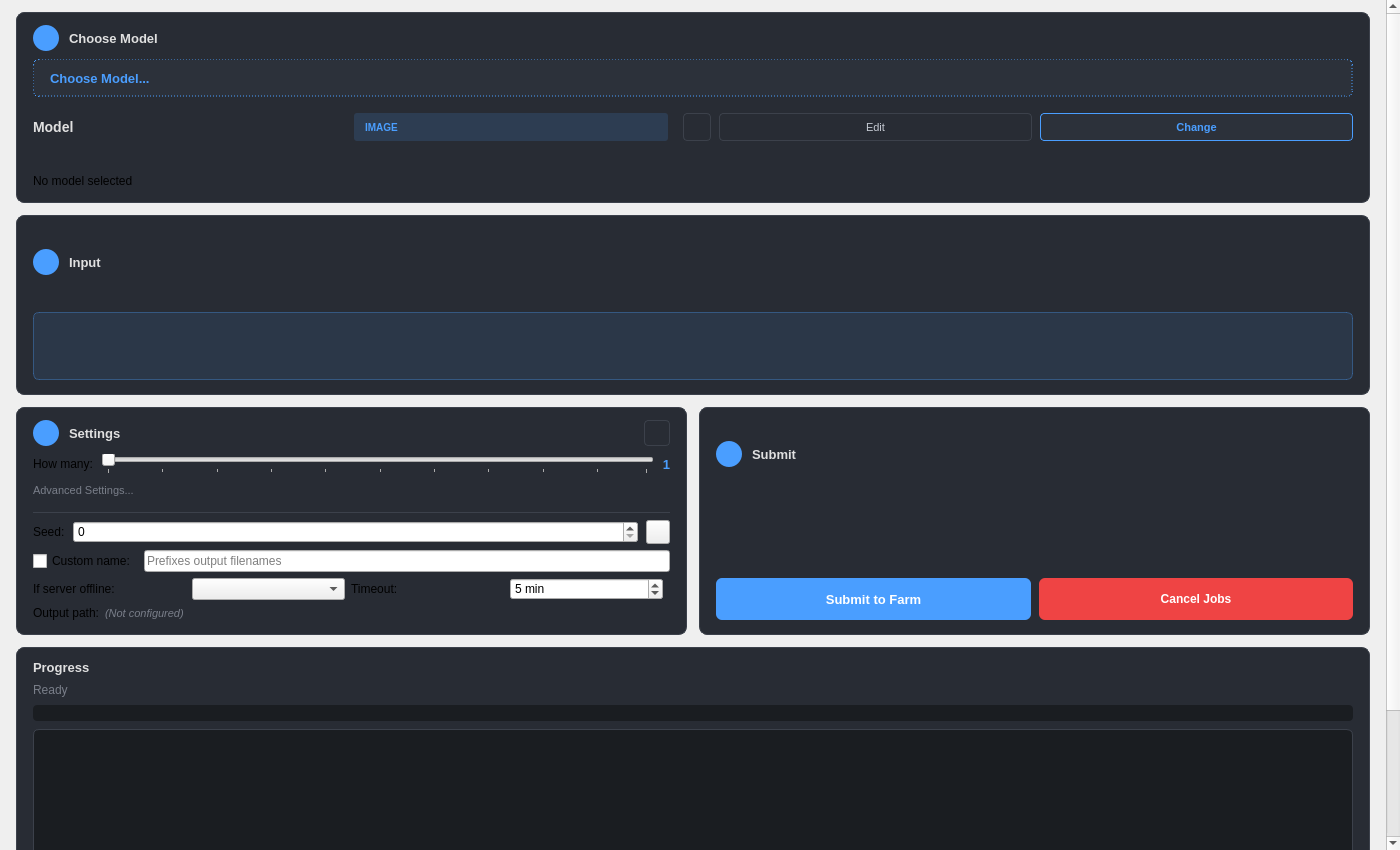
Qt form resources/ui/tabs/comfyui.ui (cpt-cabbage/luma_tools) before a commit.
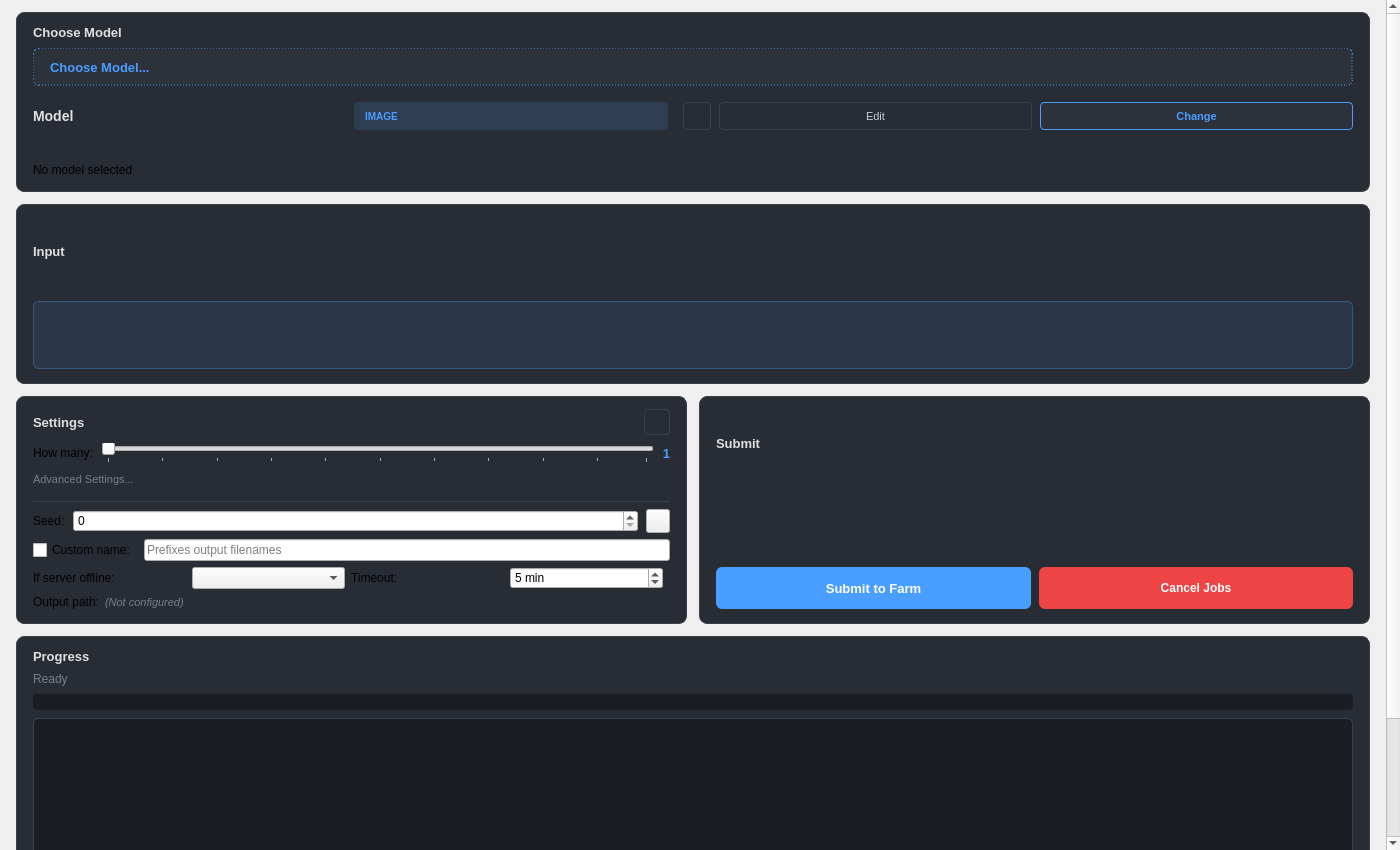
The same form after that commit.

What changed in the file:
```diff
--- a/resources/ui/tabs/comfyui.ui
+++ b/resources/ui/tabs/comfyui.ui
@@ -55,6 +55,12 @@
        <!-- ===== STEP 1: CHOOSE MODEL ===== -->
        <item>
         <widget class="QFrame" name="comfyuiModelFrame">
+         <property name="sizePolicy">
+          <sizepolicy hsizetype="Expanding" vsizetype="Expanding">
+           <horstretch>0</horstretch>
+           <verstretch>1</verstretch>
+          </sizepolicy>
+         </property>
          <property name="styleSheet">
           <string notr="true">
             QFrame#comfyuiModelFrame {
@@ -87,32 +93,6 @@
             <property name="spacing">
              <number>10</number>
             </property>
-            <item>
-             <widget class="QLabel" name="modelStepBadge">
-              <property name="text">
-               <string></string>
-              </property>
-              <property name="minimumSize">
-               <size><width>26</width><height>26</height></size>
-              </property>
-              <property name="maximumSize">
-               <size><width>26</width><height>26</height></size>
-              </property>
-              <property name="alignment">
-               <set>Qt::AlignCenter</set>
-              </property>
-              <property name="styleSheet">
-               <string notr="true">
-                 background-color: #4a9eff;
-                 color: white;
-                 font-weight: bold;
-                 font-size: 12px;
-                 border-radius: 13px;
-                 padding: 0px;
-               </string>
-              </property>
-             </widget>
-            </item>
             <item>
              <widget class="QLabel" name="modelStepTitle">
               <property name="text">
@@ -406,32 +386,6 @@
             <property name="spacing">
              <number>10</number>
             </property>
-            <item>
-             <widget class="QLabel" name="inputStepBadge">
-              <property name="text">
-               <string></string>
-              </property>
-              <property name="minimumSize">
-               <size><width>26</width><height>26</height></size>
-              </property>
-              <property name="maximumSize">
-               <size><width>26</width><height>26</height></size>
-              </property>
-              <property name="alignment">
-               <set>Qt::AlignCenter</set>
-              </property>
-              <property name="styleSheet">
-               <string notr="true">
-                 background-color: #4a9eff;
-                 color: white;
-                 font-weight: bold;
-                 font-size: 12px;
-                 border-radius: 13px;
-                 padding: 0px;
-               </string>
-              </property>
-             </widget>
-            </item>
             <item>
              <widget class="QLabel" name="inputStepTitle">
               <property name="text">
@@ -582,32 +536,6 @@
               <property name="spacing">
                <number>10</number>
               </property>
-              <item>
-               <widget class="QLabel" name="settingsStepBadge">
-                <property name="text">
-                 <string></string>
-                </property>
-                <property name="minimumSize">
-                 <size><width>26</width><height>26</height></size>
-                </property>
-                <property name="maximumSize">
-                 <size><width>26</width><height>26</height></size>
-                </property>
-                <property name="alignment">
-                 <set>Qt::AlignCenter</set>
-                </property>
-                <property name="styleSheet">
-                 <string notr="true">
-                   background-color: #4a9eff;
-                   color: white;
-                   font-weight: bold;
-                   font-size: 12px;
-                   border-radius: 13px;
-                   padding: 0px;
-                 </string>
-                </property>
-               </widget>
-              </item>
               <item>
                <widget class="QLabel" name="settingsStepTitle">
                 <property name="text">
@@ -990,32 +918,6 @@
               <property name="spacing">
                <number>10</number>
               </property>
-              <item>
-               <widget class="QLabel" name="submitStepBadge">
-                <property name="text">
-                 <string></string>
-                </property>
-                <property name="minimumSize">
-                 <size><width>26</width><height>26</height></size>
-                </property>
-                <property name="maximumSize">
-                 <size><width>26</width><height>26</height></size>
-                </property>
-                <property name="alignment">
-                 <set>Qt::AlignCenter</set>
-                </property>
-                <property name="styleSheet">
-                 <string notr="true">
-                   background-color: #4a9eff;
-                   color: white;
-                   font-weight: bold;
-                   font-size: 12px;
-                   border-radius: 13px;
-                   padding: 0px;
-                 </string>
-                </property>
-               </widget>
-              </item>
               <item>
                <widget class="QLabel" name="submitStepTitle">
                 <property name="text">
```
